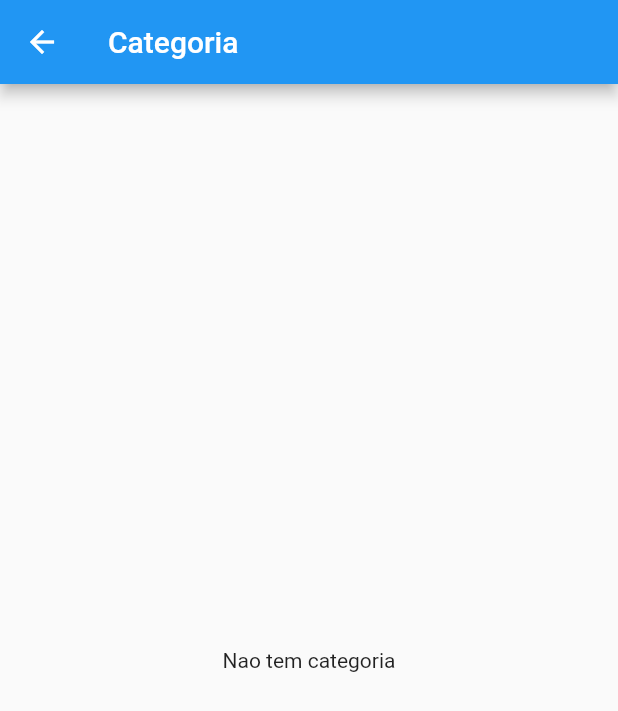
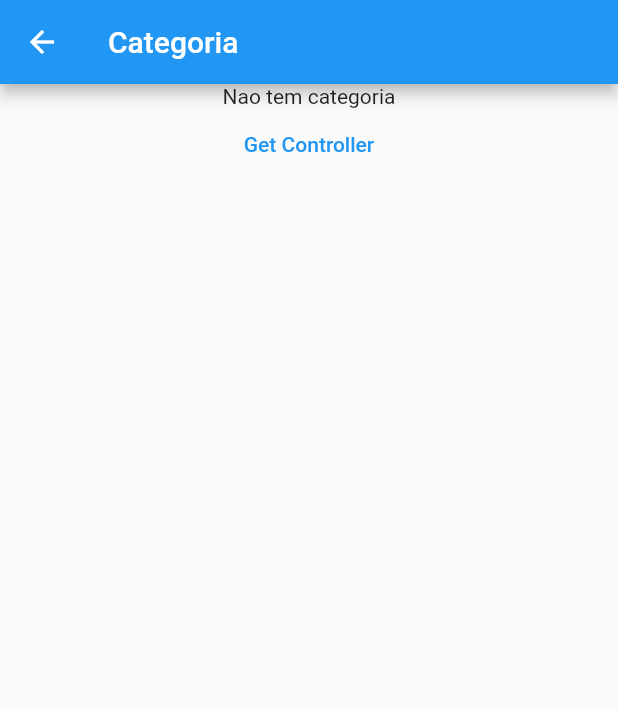
Before and after one commit to guilhermemanhani/modularExemplo, a Flutter app: the CategoriaPage screen opened by its route, on a phone screen of 412 x 824 dp. Shown: the top 711 px of the screen. Run offline on Flutter 3.47's test engine with Material 2 defaults, Android fonts, the phone set to English and light mode, and no system bars; our stand-ins replace flutter_modular.

Commit message:
terminando o mobx

```diff
--- a/lib/app/categoria/categoria_page.dart
+++ b/lib/app/categoria/categoria_page.dart
@@ -1,4 +1,6 @@
 import 'package:flutter/material.dart';
+import 'package:flutter_modular/flutter_modular.dart';
+import 'package:flutter_modular_example/app/categoria/model/categoria_controller.dart';
 // import 'package:flutter_modular/flutter_modular.dart';
 
 class CategoriaPage extends StatefulWidget {
@@ -13,7 +15,8 @@ class CategoriaPage extends StatefulWidget {
   State<CategoriaPage> createState() => _CategoriaPageState();
 }
 
-class _CategoriaPageState extends State<CategoriaPage> {
+class _CategoriaPageState
+    extends ModularState<CategoriaPage, CategoriaController> {
   @override
   Widget build(BuildContext context) {
     return Scaffold(
@@ -21,7 +24,18 @@ class _CategoriaPageState extends State<CategoriaPage> {
         title: const Text('Categoria'),
       ),
       body: Center(
-        child: Text(widget.categoria ?? 'Nao tem categoria'),
+        child: Column(
+          children: [
+            Text(widget.categoria ?? 'Nao tem categoria'),
+            TextButton(
+              onPressed: () {
+                // var controller = Modular.get<CategoriaController>();
+                print(controller.hashCode);
+              },
+              child: const Text('Get Controller'),
+            )
+          ],
+        ),
       ),
     );
   }
--- /dev/null
+++ b/lib/app/categoria/model/categoria_controller.dart
@@ -0,0 +1,12 @@
+import 'package:flutter_modular/flutter_modular.dart';
+import 'package:flutter_modular_example/app/categoria/model/preco_model.dart';
+
+class CategoriaController implements Disposable {
+  PrecoModel precoModel;
+  CategoriaController({required this.precoModel}) {
+    print('Categoria Controller $hashCode');
+  }
+
+  @override
+  void dispose() {}
+}
--- /dev/null
+++ b/lib/app/categoria/model/preco_model.dart
@@ -0,0 +1,8 @@
+import 'package:flutter_modular_example/app/categoria/model/x.dart';
+
+class PrecoModel {
+  X? x;
+  PrecoModel({
+    required this.x,
+  });
+}
--- /dev/null
+++ b/lib/app/categoria/model/x.dart
@@ -0,0 +1 @@
+class X {}
--- a/lib/app/produto/produto_module.dart
+++ b/lib/app/produto/produto_module.dart
@@ -1,9 +1,15 @@
 import 'package:flutter_modular/flutter_modular.dart';
+import 'package:flutter_modular_example/app/categoria/categoria_module.dart';
 import 'package:flutter_modular_example/app/produto/produto_page.dart';
 
 class ProdutoModule extends Module {
   @override
   final List<Bind> binds = [];
+
+  @override
+  List<Module> get imports => [
+        CategoriaModule(),
+      ];
 
   @override
   final List<ModularRoute> routes = [
--- a/lib/app/produto/produto_page.dart
+++ b/lib/app/produto/produto_page.dart
@@ -1,5 +1,6 @@
 import 'package:flutter/material.dart';
 import 'package:flutter_modular/flutter_modular.dart';
+import 'package:flutter_modular_example/app/categoria/model/preco_model.dart';
 
 class ProdutoPage extends StatelessWidget {
   String? nome;
@@ -14,7 +15,14 @@ class ProdutoPage extends StatelessWidget {
       body: Column(
         children: [
           // Text(Modular.args.params['nome'] ?? 'Nome nao enviado'),
-          Text(nome ?? 'Nome nao envidado')
+          Text(nome ?? 'Nome nao envidado'),
+          TextButton(
+            onPressed: () {
+              var preco = Modular.get<PrecoModel>();
+              print(preco.hashCode);
+            },
+            child: const Text('Get Preco'),
+          ),
         ],
       ),
     );
```
Also changed, not shown: lib/app/categoria/categoria_module.dart (+20 -0 lines).
